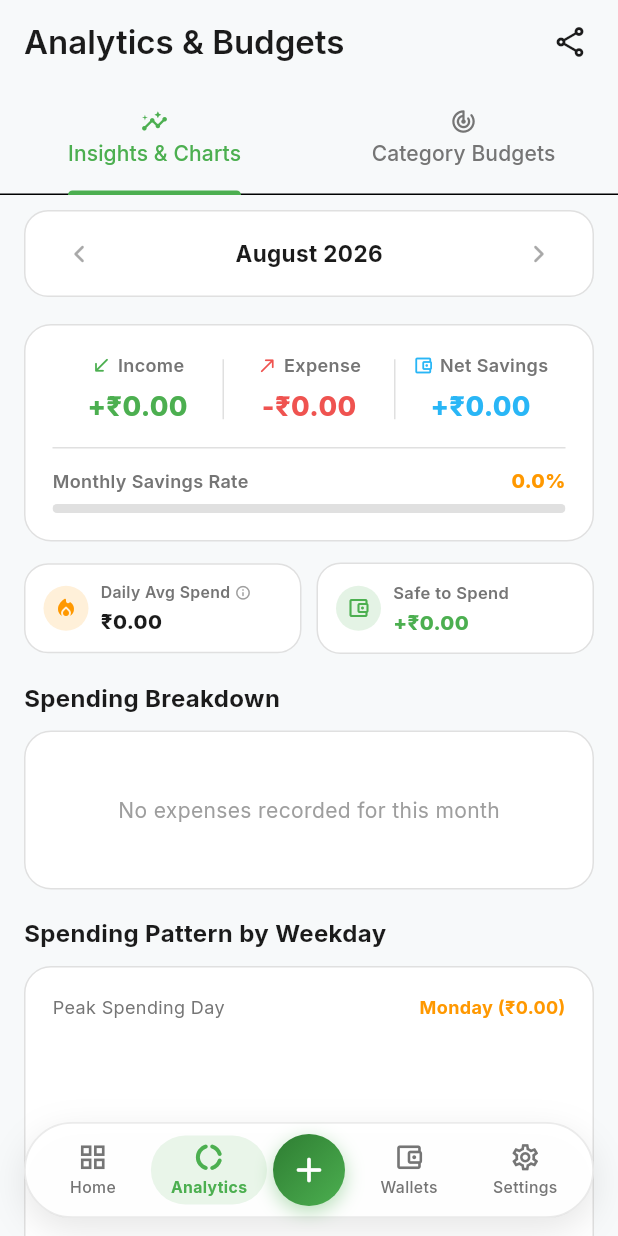
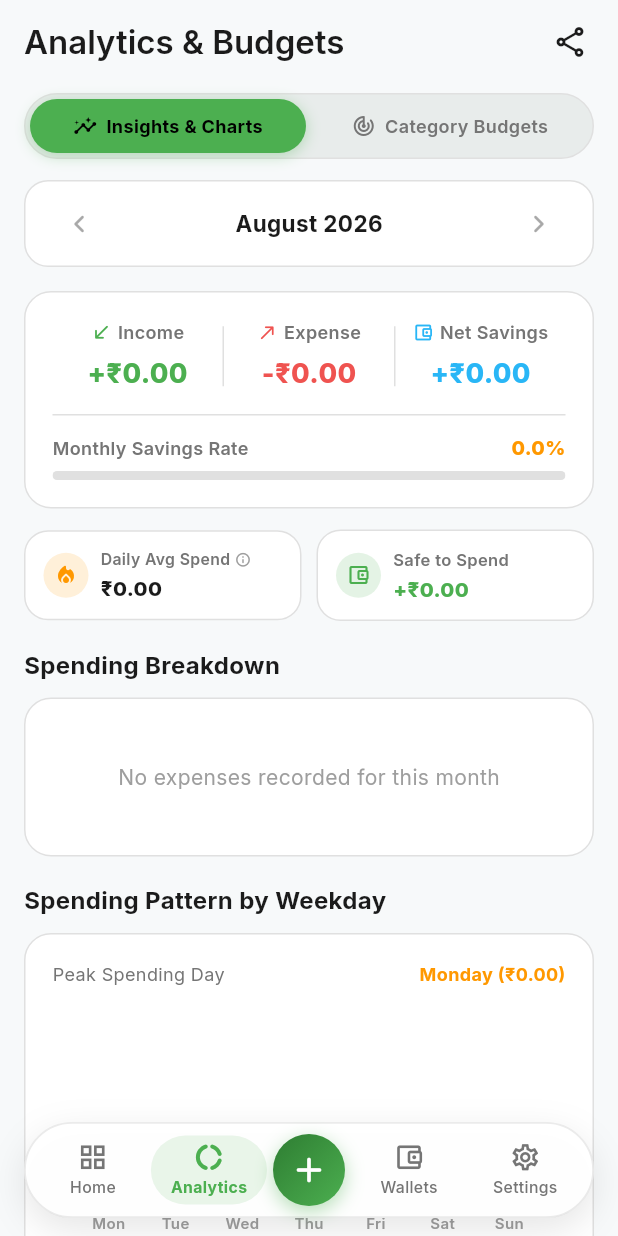
Before and after one commit to Myselfnandha/Pocket, a Flutter app: the AnalyticsScreen screen opened by its route, on a phone screen of 412 x 824 dp. Run offline on Flutter 3.47's test engine with Material 3 defaults, Android fonts, the phone set to English and light mode, and no system bars; drawn by our look-alikes of fl_chart; our stand-ins replace csv, file_picker, flutter_local_notifications, flutter_riverpod, go_router, google_fonts and 7 more; missing offline and left inert: home_widget; accounts and stored records are empty; project files that could hold a hidden picture were left out.

Commit message:
feat(analytics): Segmented Pill Button navigation with NeverScrollableScrollPhysics to prevent horizontal swipe conflict

```diff
--- a/lib/screens/analytics/analytics_screen.dart
+++ b/lib/screens/analytics/analytics_screen.dart
@@ -1,6 +1,7 @@
 import 'dart:io';
 import 'package:flutter/material.dart';
 import 'package:flutter/rendering.dart';
+import 'package:flutter/services.dart';
 import 'package:flutter_riverpod/flutter_riverpod.dart';
 import 'package:fl_chart/fl_chart.dart';
 import 'package:intl/intl.dart';
@@ -157,6 +158,8 @@ class _AnalyticsScreenState extends ConsumerState<AnalyticsScreen> with SingleTi
     final maxDaySpend = dayOfWeekSpending.values.fold(0.0, (m, v) => v > m ? v : m);
     final maxBarY = maxDaySpend > 0 ? (maxDaySpend * 1.25) : 1000.0;
 
+    final palette = ref.watch(activePaletteProvider);
+
     return Scaffold(
       appBar: AppBar(
         title: const Text('Analytics & Budgets'),
@@ -168,26 +171,145 @@ class _AnalyticsScreenState extends ConsumerState<AnalyticsScreen> with SingleTi
           ),
           const SizedBox(width: 8),
         ],
-        bottom: TabBar(
-          controller: _tabController,
-          indicatorColor: AppColors.primaryGreenLight,
-          labelColor: AppColors.primaryGreenLight,
-          unselectedLabelColor: isDark ? AppColors.darkTextSecondary : AppColors.lightTextSecondary,
-          tabs: const [
-            Tab(text: 'Insights & Charts', icon: Icon(Icons.insights_rounded, size: 18)),
-            Tab(text: 'Category Budgets', icon: Icon(Icons.track_changes_rounded, size: 18)),
-          ],
-        ),
       ),
       body: Column(
         children: [
+          // Segmented Button Navigation (Pills for Tab Switch)
+          Padding(
+            padding: const EdgeInsets.fromLTRB(16, 6, 16, 6),
+            child: Container(
+              height: 44,
+              padding: const EdgeInsets.all(3),
+              decoration: BoxDecoration(
+                color: isDark ? AppColors.darkSurfaceVariant : const Color(0xFFE8ECEB),
+                borderRadius: BorderRadius.circular(22),
+                border: Border.all(
+                  color: isDark ? AppColors.darkCardBorder : AppColors.lightCardBorder,
+                ),
+              ),
+              child: Row(
+                children: [
+                  // Button 1: Insights & Charts
+                  Expanded(
+                    child: InkWell(
+                      onTap: () {
+                        HapticFeedback.lightImpact();
+                        _tabController.animateTo(0);
+                        setState(() {});
+                      },
+                      borderRadius: BorderRadius.circular(20),
+                      child: AnimatedContainer(
+                        duration: const Duration(milliseconds: 220),
+                        curve: Curves.easeInOut,
+                        decoration: BoxDecoration(
+                          color: _tabController.index == 0
+                              ? palette.primary
+                              : Colors.transparent,
+                          borderRadius: BorderRadius.circular(20),
+                          boxShadow: _tabController.index == 0
+                              ? [
+                                  BoxShadow(
+                                    color: palette.primary.withValues(alpha: 0.35),
+                                    blurRadius: 8,
+                                    offset: const Offset(0, 2),
+                                  ),
+                                ]
+                              : null,
+                        ),
+                        alignment: Alignment.center,
+                        child: Row(
+                          mainAxisAlignment: MainAxisAlignment.center,
+                          children: [
+                            Icon(
+                              Icons.insights_rounded,
+                              size: 16,
+                              color: _tabController.index == 0
+                                  ? Colors.black
+                                  : (isDark ? AppColors.darkTextSecondary : AppColors.lightTextSecondary),
+                            ),
+                            const SizedBox(width: 6),
+                            Text(
+                              'Insights & Charts',
+                              style: TextStyle(
+                                fontSize: 12,
+                                fontWeight: _tabController.index == 0 ? FontWeight.bold : FontWeight.w600,
+                                color: _tabController.index == 0
+                                    ? Colors.black
+                                    : (isDark ? AppColors.darkTextSecondary : AppColors.lightTextSecondary),
+                              ),
+                            ),
+                          ],
+                        ),
+                      ),
+                    ),
+                  ),
+                  const SizedBox(width: 4),
+                  // Button 2: Category Budgets
+                  Expanded(
+                    child: InkWell(
+                      onTap: () {
+                        HapticFeedback.lightImpact();
+                        _tabController.animateTo(1);
+                        setState(() {});
+                      },
+                      borderRadius: BorderRadius.circular(20),
+                      child: AnimatedContainer(
+                        duration: const Duration(milliseconds: 220),
+                        curve: Curves.easeInOut,
+                        decoration: BoxDecoration(
+                          color: _tabController.index == 1
+                              ? palette.primary
+                              : Colors.transparent,
+                          borderRadius: BorderRadius.circular(20),
+                          boxShadow: _tabController.index == 1
+                              ? [
+                                  BoxShadow(
+                                    color: palette.primary.withValues(alpha: 0.35),
+                                    blurRadius: 8,
+                                    offset: const Offset(0, 2),
+                                  ),
+                                ]
+                              : null,
+                        ),
+                        alignment: Alignment.center,
+                        child: Row(
+                          mainAxisAlignment: MainAxisAlignment.center,
+                          children: [
+                            Icon(
+                              Icons.track_changes_rounded,
+                              size: 16,
+                              color: _tabController.index == 1
+                                  ? Colors.black
+                                  : (isDark ? AppColors.darkTextSecondary : AppColors.lightTextSecondary),
+                            ),
+                            const SizedBox(width: 6),
+                            Text(
+                              'Category Budgets',
+                              style: TextStyle(
+                                fontSize: 12,
+                                fontWeight: _tabController.index == 1 ? FontWeight.bold : FontWeight.w600,
+                                color: _tabController.index == 1
+                                    ? Colors.black
+                                    : (isDark ? AppColors.darkTextSecondary : AppColors.lightTextSecondary),
+                              ),
+                            ),
+                          ],
+                        ),
+                      ),
+                    ),
+                  ),
+                ],
+              ),
+            ),
+          ),
+
           // Month Selector Bar (Only on Insights tab & hides on scroll)
           AnimatedSize(
             duration: const Duration(milliseconds: 250),
             curve: Curves.easeInOut,
             child: (_tabController.index == 0 && _isMonthBarVisible)
                 ? Padding(
-                    padding: const EdgeInsets.symmetric(horizontal: 16, vertical: 10),
+                    padding: const EdgeInsets.symmetric(horizontal: 16, vertical: 8),
                     child: Container(
                       padding: const EdgeInsets.symmetric(horizontal: 12, vertical: 4),
                       decoration: BoxDecoration(
@@ -202,7 +324,7 @@ class _AnalyticsScreenState extends ConsumerState<AnalyticsScreen> with SingleTi
                         children: [
                           IconButton(
                             icon: const Icon(Icons.chevron_left_rounded),
-                            color: canGoBack ? AppColors.primaryGreenLight : Colors.grey.withValues(alpha: 0.4),
+                            color: canGoBack ? palette.primary : Colors.grey.withValues(alpha: 0.4),
                             onPressed: canGoBack ? () => _previousMonth(minDate) : null,
                           ),
                           Text(
@@ -215,7 +337,7 @@ class _AnalyticsScreenState extends ConsumerState<AnalyticsScreen> with SingleTi
                           ),
                           IconButton(
                             icon: const Icon(Icons.chevron_right_rounded),
-                            color: canGoForward ? AppColors.primaryGreenLight : Colors.grey.withValues(alpha: 0.4),
+                            color: canGoForward ? palette.primary : Colors.grey.withValues(alpha: 0.4),
                             onPressed: canGoForward ? () => _nextMonth(maxDate) : null,
                           ),
                         ],
@@ -225,10 +347,11 @@ class _AnalyticsScreenState extends ConsumerState<AnalyticsScreen> with SingleTi
                 : const SizedBox.shrink(),
           ),
 
-          // Tab Bar Views
+          // Tab Bar Views (NeverScrollable to prevent gesture conflict with screen swipe)
           Expanded(
             child: TabBarView(
               controller: _tabController,
+              physics: const NeverScrollableScrollPhysics(),
               children: [
                 // TAB 1: Insights & Charts
                 _buildInsightsTab(
```
